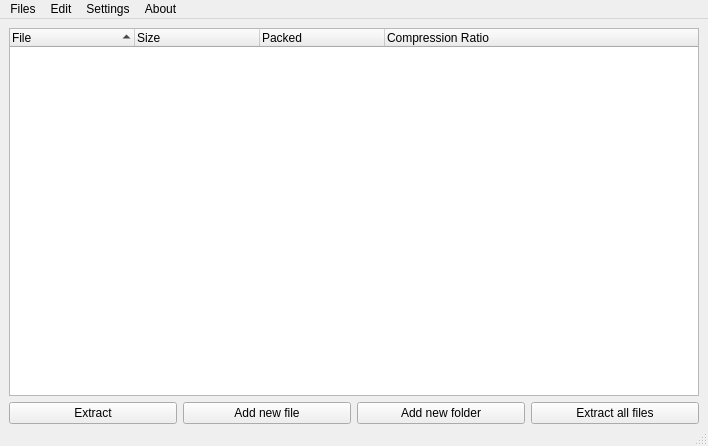
First picture: the form in mainwindow.ui, repository 307372/Turbo-Kompresor-2000, before the edit.
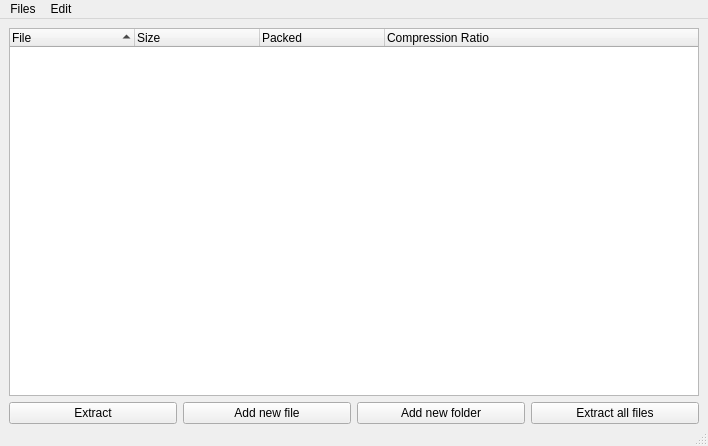
Second picture: the form after the edit.

Commit message: Fixed rare glitch with my implementation of arithmetic coding, added settings and more

Patch:
```diff
--- a/mainwindow.ui
+++ b/mainwindow.ui
@@ -107,27 +107,14 @@
     </property>
     <addaction name="actionNew_archive"/>
     <addaction name="actionOpen_archive"/>
-    <addaction name="actionSave"/>
-   </widget>
-   <widget class="QMenu" name="menuAbout">
-    <property name="title">
-     <string>About</string>
-    </property>
    </widget>
    <widget class="QMenu" name="menuEdit">
     <property name="title">
      <string>Edit</string>
     </property>
    </widget>
-   <widget class="QMenu" name="menuSettings">
-    <property name="title">
-     <string>Settings</string>
-    </property>
-   </widget>
    <addaction name="menuFiles"/>
    <addaction name="menuEdit"/>
-   <addaction name="menuSettings"/>
-   <addaction name="menuAbout"/>
   </widget>
   <widget class="QStatusBar" name="statusbar"/>
   <action name="actionNew_archive">
```
Left out of the diff: 5 changed lines with no effect on the pictures. The commit also changes 18 other files.
